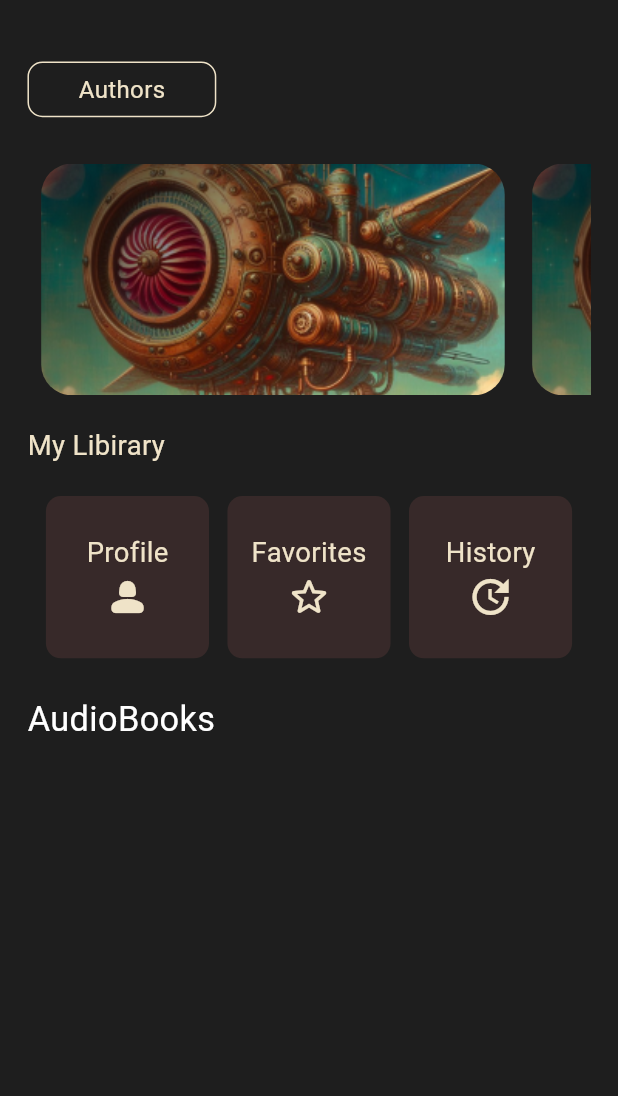
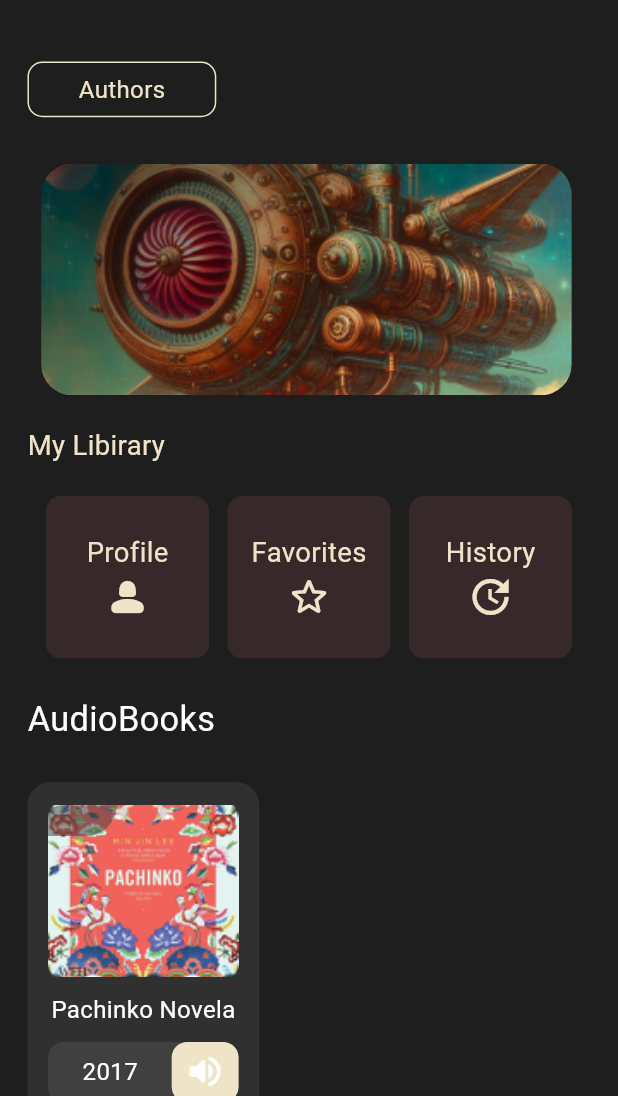
Before and after one commit to Eslam-Fathi/book_store, a Flutter app: the screen it shows after launch, on a phone screen of 412 x 824 dp, the part 140-1236 px from its top. Run offline on Flutter 3.47's test engine with Material 3 defaults, Android fonts, the phone set to English and light mode, and no system bars; our stand-ins replace flutter_screenutil, flutter_svg, get, google_fonts; Roboto replaces fonts that are missing (Rosarivo).

Commit message:
Add new featured book related widgets and styles
Added new widgets for featured book button, image, item, and collections
item. Also included necessary styles for the new widgets.

```diff
--- /dev/null
+++ b/lib/Features/Home/Presentation/View/Widgets/featured_book_button.dart
@@ -0,0 +1,48 @@
+import 'package:book_store/constants.dart';
+import 'package:book_store/core/utils/styles.dart';
+import 'package:flutter/material.dart';
+import 'package:flutter_screenutil/flutter_screenutil.dart';
+
+class FeaturedBookButton extends StatelessWidget {
+  const FeaturedBookButton({super.key});
+
+  @override
+  Widget build(BuildContext context) {
+    return Container(
+      height: 39.h,
+      width: 111.w,
+      decoration: ShapeDecoration(
+        color: Colors.white.withOpacity(.08),
+        shape: RoundedRectangleBorder(
+          borderRadius: BorderRadius.circular(10.r),
+        ),
+      ),
+      child: Row(
+        children: [
+          SizedBox(
+            width: 20.w,
+          ),
+          Text(
+            "2017",
+            style: Styles.titleSmall,
+          ),
+          const Spacer(),
+          Container(
+            height: 39.h,
+            width: 39.w,
+            decoration: ShapeDecoration(
+              color: kSecondaryColor,
+              shape: RoundedRectangleBorder(
+                borderRadius: BorderRadius.circular(10.r),
+              ),
+            ),
+            child: Icon(
+              Icons.volume_up_rounded,
+              size: 24.sp,
+            ),
+          )
+        ],
+      ),
+    );
+  }
+}
--- /dev/null
+++ b/lib/Features/Home/Presentation/View/Widgets/featured_book_image.dart
@@ -0,0 +1,35 @@
+import 'package:book_store/constants.dart';
+import 'package:book_store/core/utils/assets.dart';
+import 'package:flutter/material.dart';
+import 'package:flutter_screenutil/flutter_screenutil.dart';
+
+class FeaturedBookImage extends StatelessWidget {
+  const FeaturedBookImage({super.key});
+
+  @override
+  Widget build(BuildContext context) {
+    return Stack(
+      children: [
+        Image.asset(
+          AssetsData.bookTestImage,
+          width: 111.w,
+          height: 111.h,
+          fit: BoxFit.cover,
+        ),
+        Container(
+          width: 40.w,
+          height: 20.h,
+          decoration: ShapeDecoration(
+            color: kContainerColor.withOpacity(.5),
+            shape: RoundedRectangleBorder(
+              borderRadius: BorderRadius.only(
+                bottomRight: Radius.circular(20.r),
+                topLeft: Radius.circular(8.r),
+              ),
+            ),
+          ),
+        )
+      ],
+    );
+  }
+}
--- /dev/null
+++ b/lib/Features/Home/Presentation/View/Widgets/featured_book_item.dart
@@ -0,0 +1,56 @@
+import 'package:book_store/Features/Home/Presentation/View/Widgets/featured_book_button.dart';
+import 'package:book_store/Features/Home/Presentation/View/Widgets/featured_book_image.dart';
+import 'package:book_store/constants.dart';
+import 'package:book_store/core/utils/styles.dart';
+import 'package:flutter/material.dart';
+import 'package:flutter_screenutil/flutter_screenutil.dart';
+
+class FeaturedBookItem extends StatelessWidget {
+  const FeaturedBookItem(
+      {super.key, required this.width, required this.height});
+
+  final double width, height;
+
+  @override
+  Widget build(BuildContext context) {
+    return Container(
+      decoration: ShapeDecoration(
+        color: kContainerColor.withOpacity(.5),
+        shape: RoundedRectangleBorder(
+          borderRadius: BorderRadius.circular(15.r),
+        ),
+      ),
+      height: height.h,
+      width: width.w,
+      child: Padding(
+        padding: EdgeInsets.symmetric(horizontal: 10.w, vertical: 15.h),
+        child: Column(
+          children: [
+            Container(
+              decoration: ShapeDecoration(
+                shape: RoundedRectangleBorder(
+                  borderRadius: BorderRadius.circular(15.r),
+                ),
+                color: kContainerColor.withOpacity(.5),
+              ),
+              child: const FeaturedBookImage(),
+            ),
+            SizedBox(
+              height: 10.h,
+            ),
+            Text(
+              "Pachinko Novela",
+              maxLines: 2,
+              softWrap: true,
+              style: Styles.titleSmall,
+            ),
+            SizedBox(
+              height: 10.h,
+            ),
+            const FeaturedBookButton(),
+          ],
+        ),
+      ),
+    );
+  }
+}
--- a/lib/Features/Home/Presentation/View/Widgets/featured_books_item.dart
+++ b/lib/Features/Home/Presentation/View/Widgets/featured_collections_item.dart
@@ -1,15 +1,19 @@
-import 'package:book_store/core/utils/assets.dart';
 import 'package:flutter/material.dart';
 import 'package:flutter_screenutil/flutter_screenutil.dart';
 
-class FeaturedBooksItem extends StatelessWidget {
-  const FeaturedBooksItem({super.key});
+import 'package:book_store/core/utils/assets.dart';
+
+class FeaturedCollectionsItem extends StatelessWidget {
+  const FeaturedCollectionsItem(
+      {super.key, required this.width, required this.height});
+
+  final double width, height;
 
   @override
   Widget build(BuildContext context) {
     return Container(
-      height: 150.h,
-      width: 309,
+      height: height.h,
+      width: width.w,
       decoration: BoxDecoration(
         borderRadius: BorderRadius.all(
           Radius.circular(20.r),
--- a/lib/Features/Home/Presentation/View/Widgets/featured_books_listview.dart
+++ b/lib/Features/Home/Presentation/View/Widgets/featured_collections_listview.dart
@@ -1,21 +1,27 @@
-import 'package:book_store/Features/Home/Presentation/View/Widgets/featured_books_item.dart';
+import 'package:book_store/Features/Home/Presentation/View/Widgets/featured_collections_item.dart';
 import 'package:flutter/material.dart';
 import 'package:flutter_screenutil/flutter_screenutil.dart';
 
-class FeaturedBooksListView extends StatelessWidget {
-  const FeaturedBooksListView({super.key});
+class FeaturedCollectionsListView extends StatelessWidget {
+  const FeaturedCollectionsListView(
+      {super.key, required this.height, required this.width});
+
+  final double height, width;
 
   @override
   Widget build(BuildContext context) {
     return SizedBox(
-      height: 150.h,
+      height: height.h,
       child: ListView.builder(
         itemCount: 10,
         scrollDirection: Axis.horizontal,
         itemBuilder: (context, index) {
           return Padding(
             padding: EdgeInsets.symmetric(horizontal: 8.w),
-            child: const FeaturedBooksItem(),
+            child: FeaturedCollectionsItem(
+              width: width,
+              height: height,
+            ),
           );
         },
       ),
--- a/lib/Features/Home/Presentation/View/Widgets/home_view_body.dart
+++ b/lib/Features/Home/Presentation/View/Widgets/home_view_body.dart
@@ -1,8 +1,8 @@
 import 'package:book_store/Features/Home/Presentation/View/Widgets/custom_appbar.dart';
 import 'package:book_store/Features/Home/Presentation/View/Widgets/custom_filterbar.dart';
-import 'package:book_store/Features/Home/Presentation/View/Widgets/featured_books_listview.dart';
+import 'package:book_store/Features/Home/Presentation/View/Widgets/featured_book_item.dart';
+import 'package:book_store/Features/Home/Presentation/View/Widgets/featured_collections_listview.dart';
 import 'package:book_store/Features/Home/Presentation/View/Widgets/medium_title.dart';
-import 'package:book_store/Features/Home/Presentation/View/Widgets/my_libirary_item.dart';
 import 'package:book_store/Features/Home/Presentation/View/Widgets/my_libirary_list.dart';
 import 'package:book_store/constants.dart';
 import 'package:book_store/core/utils/styles.dart';
@@ -22,7 +22,10 @@ class HomeViewBody extends StatelessWidget {
           const CustomAppBar(),
           const CustomFilterBar(),
           SizedBox(height: 30.h),
-          const FeaturedBooksListView(),
+          const FeaturedCollectionsListView(
+            height: 150,
+            width: 309,
+          ),
           Padding(
             padding: EdgeInsets.symmetric(vertical: 20.h),
             child: Text(
@@ -36,6 +39,18 @@ class HomeViewBody extends StatelessWidget {
           ),
           const MyLibiraryWidgetList(),
           const MediumTitle(title: 'AudioBooks'),
+          const FeaturedBookItem(
+            width: 135,
+            height: 230,
+          ),
+          const MediumTitle(title: 'Recently Added'),
+          SizedBox(
+            height: 100.h,
+          ),
+          const MediumTitle(title: 'Recommended'),
+          SizedBox(
+            height: 100.h,
+          )
         ],
       ),
     );
--- a/lib/Features/Home/Presentation/View/home_screen.dart
+++ b/lib/Features/Home/Presentation/View/home_screen.dart
@@ -7,7 +7,9 @@ class HomeView extends StatelessWidget {
   @override
   Widget build(BuildContext context) {
     return const Scaffold(
-      body: HomeViewBody(),
+      body: SingleChildScrollView(
+        child: HomeViewBody(),
+      ),
     );
   }
 }
--- a/lib/constants.dart
+++ b/lib/constants.dart
@@ -3,6 +3,7 @@ import 'package:flutter/material.dart';
 // colors
 const kPrimaryColor = Color(0xFF1E1E1E);
 const kSecondaryColor = Color(0xffEFE3C8);
+const kContainerColor = Color(0xff414141);
 
 // Timers
 const kTransitionDuration = Duration(milliseconds: 1000);
--- a/lib/core/utils/assets.dart
+++ b/lib/core/utils/assets.dart
@@ -6,4 +6,5 @@ class AssetsData {
   static const String menuIcon = 'assets/svg/menu_icon.svg';
   static const String searchIcon = 'assets/svg/search_icon.svg';
   static const String testImage = 'assets/images/test_image.png';
+  static const String bookTestImage = 'assets/images/book_test.png';
 }
--- a/lib/core/utils/styles.dart
+++ b/lib/core/utils/styles.dart
@@ -4,11 +4,17 @@ import 'package:google_fonts/google_fonts.dart';
 
 abstract class Styles {
   // TextStyles
-  String kPrimaryFontStyle = GoogleFonts.rosarivo().fontFamily!;
+  static String kPrimaryFontStyle = GoogleFonts.rosarivo().fontFamily!;
 
   static TextStyle titleMedium = TextStyle(
     fontFamily: GoogleFonts.rosarivo().fontFamily,
     fontSize: 20.sp,
     color: Colors.white,
   );
+
+  static TextStyle titleSmall = TextStyle(
+    fontFamily: GoogleFonts.rosarivo().fontFamily,
+    fontSize: 14.sp,
+    color: Colors.white,
+  );
 }
```
Also changed, not shown: assets/images/book_test.png (added).
